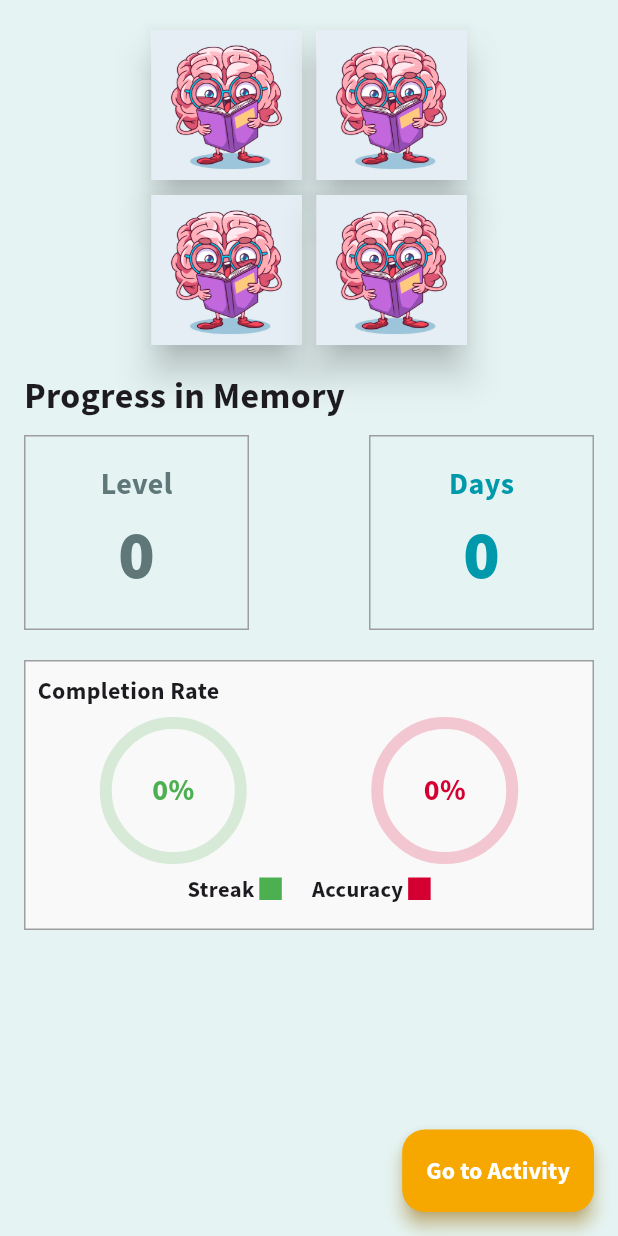
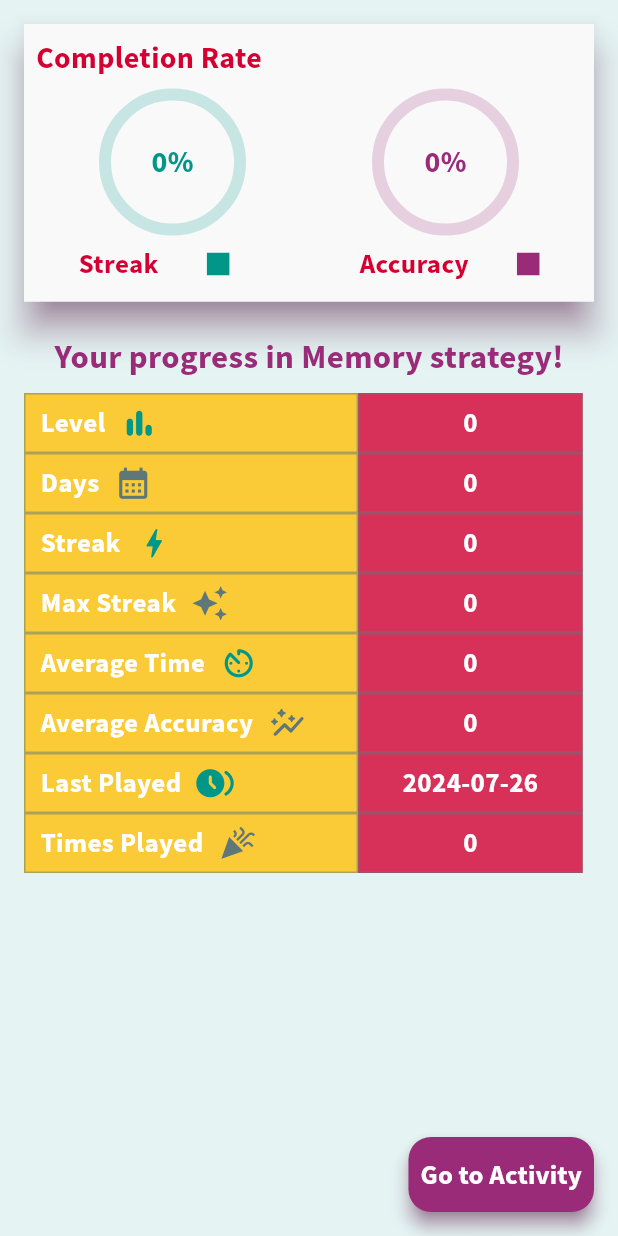
Before and after one commit to JohnNixon6972/EPIC-Think-Learn, a Flutter app: the StrategyDetail screen opened directly with empty values, on a phone screen of 412 x 824 dp. Run offline on Flutter 3.47's test engine with Material 3 defaults, Android fonts, the phone set to English and light mode, and no system bars; our stand-ins replace animated_text_kit, cached_network_image, cloud_firestore, confetti, date_picker_timeline, firebase_auth and 20 more; missing offline and left inert: circular_reveal_animation, morphable_shape, spring; accounts and stored records are empty; network calls fail.

Commit message:
updated strategy details and activity overview page

```diff
--- a/epic/lib/features/strategies/widgets/activity_overview.dart
+++ b/epic/lib/features/strategies/widgets/activity_overview.dart
@@ -26,8 +26,8 @@ class ActivityOverview extends ConsumerWidget {
       floatingActionButton: TextButton(
         style: TextButton.styleFrom(
           elevation: 5,
-          shadowColor: AppConstants.primaryButtonColor,
-          backgroundColor: AppConstants.primaryButtonColor,
+          shadowColor: model.strategy.color,
+          backgroundColor: model.strategy.color,
           padding: const EdgeInsets.all(16),
           shape: RoundedRectangleBorder(
             borderRadius: BorderRadius.circular(15),
@@ -63,24 +63,27 @@ class ActivityOverview extends ConsumerWidget {
                       const Text(
                         'Activity',
                         style: TextStyle(
-                            fontSize: 18, fontWeight: FontWeight.bold),
+                          fontSize: 18,
+                          fontWeight: FontWeight.bold,
+                          color: AppConstants.secondaryBackgroundColor,
+                        ),
                       ),
                       Text(
                         game.name,
                         style: const TextStyle(
-                            fontSize: 32,
+                            fontSize: 26,
                             color: AppConstants.primaryColor,
                             fontWeight: FontWeight.bold),
                       ),
                     ],
                   ),
                   ClipRRect(
-                      borderRadius: BorderRadius.circular(10),
-                      child: Image(
-                        image: AssetImage(game.image),
-                        height: 90,
-                        fit: BoxFit.cover,
-                      )),
+                    borderRadius: BorderRadius.circular(10),
+                    child: Image.asset(
+                      "assets/images/strategies/${model.strategy.name}.png",
+                      height: 90,
+                    ),
+                  ),
                 ],
               ),
               const SizedBox(
--- a/epic/lib/features/strategies/widgets/number_box.dart
+++ b/epic/lib/features/strategies/widgets/number_box.dart
@@ -1,40 +1,78 @@
+import 'package:epic/cores/app_constants.dart';
 import 'package:flutter/material.dart';
 
 class NumberBox extends StatelessWidget {
   final String label;
   final String value;
   final Color color;
+  final IconData icon;
 
   const NumberBox({
     required this.label,
     required this.value,
     required this.color,
+    required this.icon,
     super.key,
   });
 
   @override
   Widget build(BuildContext context) {
-    return Container(
+    return Row(
+      children: [
+        Container(
           decoration: BoxDecoration(
-        border: Border.all(color: Colors.grey),
+            border: Border.all(
+              color: AppConstants.secondaryTextColor.withOpacity(0.5),
             ),
-      height: 130,
-      width: 150,
-      child: Column(
-        mainAxisAlignment: MainAxisAlignment.center,
+            color: AppConstants.secondaryColor.withOpacity(0.8),
+          ),
+          height: 40,
+          width: MediaQuery.of(context).size.width / 1.85,
+          child: Center(
+            child: Row(
               children: [
+                SizedBox(
+                  width: 10,
+                ),
                 Text(
                   label,
                   style: TextStyle(
-                fontSize: 20, fontWeight: FontWeight.bold, color: color),
+                    fontSize: 18,
+                    color: AppConstants.primaryTextColor,
+                    fontWeight: FontWeight.bold,
                   ),
-          Text(
+                ),
+                const SizedBox(width: 10),
+                Icon(
+                  icon,
+                  color: color,
+                  size: 25,
+                ),
+              ],
+            ),
+          ),
+        ),
+        Container(
+          decoration: BoxDecoration(
+            border: Border.all(
+              color: AppConstants.secondaryTextColor.withOpacity(0.5),
+            ),
+            color: AppConstants.primaryColor.withOpacity(0.8),
+          ),
+          height: 40,
+          width: MediaQuery.of(context).size.width / 2.75,
+          child: Center(
+            child: Text(
               value,
               style: TextStyle(
-                fontSize: 45, fontWeight: FontWeight.w900, color: color),
-          )
+                fontSize: 18,
+                color: AppConstants.primaryTextColor,
+                fontWeight: FontWeight.bold,
+              ),
+            ),
+          ),
+        ),
       ],
-      ),
     );
   }
 }
--- a/epic/lib/features/strategies/widgets/strategy_detail.dart
+++ b/epic/lib/features/strategies/widgets/strategy_detail.dart
@@ -25,12 +25,14 @@ class StrategyDetail extends ConsumerWidget {
   Widget build(BuildContext context, WidgetRef ref) {
     return Scaffold(
       backgroundColor: AppConstants.tertiaryColor.withOpacity(0.1),
-      floatingActionButton: TextButton(
+      floatingActionButton: SizedBox(
+        height: 50,
+        child: TextButton(
           style: TextButton.styleFrom(
             elevation: 5,
-          shadowColor: AppConstants.primaryButtonColor,
-          backgroundColor: AppConstants.primaryButtonColor,
-          padding: const EdgeInsets.all(16),
+            shadowColor: model.strategy.color,
+            backgroundColor: model.strategy.color,
+            padding: const EdgeInsets.all(8),
             shape: RoundedRectangleBorder(
               borderRadius: BorderRadius.circular(15),
             ),
@@ -41,108 +43,35 @@ class StrategyDetail extends ConsumerWidget {
           child: const Text(
             'Go to Activity',
             style: TextStyle(
-              fontSize: 16,
+              fontSize: 18,
               color: AppConstants.primaryTextColor,
-              fontWeight: FontWeight.bold),
+              fontWeight: FontWeight.bold,
+            ),
+          ),
         ),
       ),
       body: Column(
-        crossAxisAlignment: CrossAxisAlignment.start,
         children: [
-          const SizedBox(
-            height: 20,
-          ),
-          Row(
-            mainAxisAlignment: MainAxisAlignment.center,
-            children: [
-              Spring.rotate(
-                springController: springController,
-                alignment: Alignment.bottomCenter,
-                startAngle: 0,
-                endAngle: 360,
-                curve: Curves.easeInBack,
-                animDuration: const Duration(seconds: 3),
-                child: HeroAnimation(model: model),
-              ),
-              const SizedBox(
-                width: 10,
-              ),
-              Spring.rotate(
-                alignment: Alignment.bottomCenter,
-                startAngle: 360,
-                endAngle: 0,
-                curve: Curves.easeInBack,
-                animDuration: const Duration(seconds: 3),
-                child: HeroAnimation(model: model),
-              ),
-            ],
-          ),
-          const SizedBox(
-            height: 10,
-          ),
-          Row(
-            mainAxisAlignment: MainAxisAlignment.center,
-            children: [
-              Spring.rotate(
-                alignment: Alignment.bottomCenter,
-                startAngle: 0,
-                endAngle: 360,
-                curve: Curves.easeInBack, //def=1s
-                animDuration: const Duration(seconds: 3),
-                child: HeroAnimation(model: model),
-              ),
-              const SizedBox(
-                width: 10,
-              ),
-              Spring.rotate(
-                alignment: Alignment.bottomCenter,
-                startAngle: 360,
-                endAngle: 0,
-                animDuration: const Duration(seconds: 3),
-                curve: Curves.easeInBack,
-                child: HeroAnimation(model: model),
-              ),
-            ],
-          ),
+          // Center(
+          //   child: Image.asset(
+          //     "assets/images/strategies/${model.strategy.name}.png",
+          //     height: 150,
+          //   ),
+          // ),
+
           Padding(
             padding: const EdgeInsets.all(16.0),
             child: Column(
-              crossAxisAlignment: CrossAxisAlignment.start,
               children: [
-                Text(
-                  'Progress in ${model.strategy.name}',
-                  style: const TextStyle(
-                    fontSize: 24,
-                    fontWeight: FontWeight.bold,
-                  ),
-                ),
-                const SizedBox(
-                  height: 10,
-                ),
-                Row(
-                  mainAxisAlignment: MainAxisAlignment.spaceBetween,
-                  children: [
-                    NumberBox(
-                      label: 'Level',
-                      value: model.level.toString(),
-                      color: AppConstants.secondaryTextColor,
-                    ),
-                    NumberBox(
-                      label: 'Days',
-                      value: model.days.toString(),
-                      color: AppConstants.secondaryBackgroundColor,
-                    )
-                  ],
-                ),
-                const SizedBox(
-                  height: 20,
-                ),
-                Container(
+                Material(
+                  elevation: 10,
+                  shadowColor: model.strategy.color,
+                  child: Container(
                     width: double.infinity,
-                  height: 180,
-                  decoration: BoxDecoration(
+                    height: 185,
+                    decoration: const BoxDecoration(
                       color: AppConstants.primaryBackgroundColor,
-                    border: Border.all(color: Colors.grey),
+                      // border: Border.all(color: Colors.grey),
                     ),
                     child: Padding(
                       padding: const EdgeInsets.all(8.0),
@@ -152,7 +81,10 @@ class StrategyDetail extends ConsumerWidget {
                           const Text(
                             'Completion Rate',
                             style: TextStyle(
-                              fontSize: 16, fontWeight: FontWeight.bold),
+                              fontSize: 20,
+                              fontWeight: FontWeight.bold,
+                              color: AppConstants.primaryColor,
+                            ),
                           ),
                           const SizedBox(
                             height: 10,
@@ -162,47 +94,119 @@ class StrategyDetail extends ConsumerWidget {
                             children: [
                               CircularProgressBar(
                                 progress: model.streak,
-                              color: Colors.green,
+                                color: AppConstants.tertiaryColor,
                               ),
                               CircularProgressBar(
                                 progress: model.averageAccuracy,
-                                color: AppConstants.primaryColor),
+                                color: model.strategy.color,
+                              ),
                             ],
                           ),
                           const SizedBox(
                             height: 10,
                           ),
                           Row(
-                          mainAxisAlignment: MainAxisAlignment.center,
+                            mainAxisAlignment: MainAxisAlignment.spaceEvenly,
                             children: [
                               const Text(
                                 'Streak ',
                                 style: TextStyle(
-                                  fontSize: 15, fontWeight: FontWeight.bold),
+                                  fontSize: 18,
+                                  fontWeight: FontWeight.bold,
+                                  color: AppConstants.primaryColor,
+                                ),
                               ),
                               Container(
                                 height: 15,
                                 width: 15,
-                              color: Colors.green,
+                                color: AppConstants.tertiaryColor,
                               ),
                               const SizedBox(
-                              width: 20,
+                                width: 30,
                               ),
                               const Text(
                                 'Accuracy ',
                                 style: TextStyle(
-                                  fontSize: 15, fontWeight: FontWeight.bold),
+                                  fontSize: 18,
+                                  fontWeight: FontWeight.bold,
+                                  color: AppConstants.primaryColor,
+                                ),
                               ),
                               Container(
                                 height: 15,
                                 width: 15,
-                              color: AppConstants.primaryColor,
+                                color: model.strategy.color,
                               ),
                             ],
                           )
                         ],
                       ),
                     ),
+                  ),
+                ),
+                const SizedBox(
+                  height: 20,
+                ),
+                Text(
+                  'Your progress in ${model.strategy.name} strategy!',
+                  style: TextStyle(
+                    fontSize: 22,
+                    fontWeight: FontWeight.bold,
+                    color: model.strategy.color,
+                    // letterSpacing: 2,
+                  ),
+                ),
+                const SizedBox(
+                  height: 10,
+                ),
+                NumberBox(
+                  label: 'Level',
+                  value: model.level.toString(),
+                  color: AppConstants.tertiaryColor,
+                  icon: Icons.bar_chart_rounded,
+                ),
+                NumberBox(
+                  label: 'Days',
+                  value: model.days.toString(),
+                  color: AppConstants.secondaryTextColor,
+                  icon: Icons.calendar_month,
+                ),
+                NumberBox(
+                  label: 'Streak',
+                  value: model.streak.toString(),
+                  color: AppConstants.tertiaryColor,
+                  icon: Icons.bolt,
+                ),
+                NumberBox(
+                  label: 'Max Streak',
+                  value: model.maxStreak.toString(),
+                  color: AppConstants.secondaryTextColor,
+                  icon: Icons.auto_awesome,
+                ),
+                NumberBox(
+                  label: 'Average Time',
+                  value: model.averageTime.toString(),
+                  color: AppConstants.tertiaryColor,
+                  icon: Icons.av_timer_rounded,
+                ),
+                NumberBox(
+                  label: 'Average Accuracy',
+                  value: model.averageAccuracy.toString(),
+                  color: AppConstants.secondaryTextColor,
+                  icon: Icons.auto_graph_rounded,
+                ),
+                NumberBox(
+                  label: 'Last Played',
+                  value:
+                      model.lastPlayed.toString().substring(0).substring(0, 10),
+                  color: AppConstants.tertiaryColor,
+                  icon: Icons.browse_gallery_rounded,
+                ),
+                NumberBox(
+                  label: 'Times Played',
+                  value: model.timesPlayed.toString(),
+                  color: AppConstants.secondaryTextColor,
+                  icon: Icons.celebration,
                 ),
               ],
             ),
@@ -213,24 +217,24 @@ class StrategyDetail extends ConsumerWidget {
   }
 }
 
-class HeroAnimation extends StatelessWidget {
-  const HeroAnimation({
-    super.key,
-    required this.model,
-  });
+// class HeroAnimation extends StatelessWidget {
+//   const HeroAnimation({
+//     super.key,
+//     required this.model,
+//   });
 
-  final StrategyModel model;
+//   final StrategyModel model;
 
-  @override
-  Widget build(BuildContext context) {
-    return Material(
-      elevation: 10,
-      child: Image(
-        image: AssetImage(model.strategy.image),
-        width: 100,
-        height: 100,
-        fit: BoxFit.cover,
-      ),
-    );
-  }
-}
+//   @override
+//   Widget build(BuildContext context) {
+//     return Material(
+//       elevation: 10,
+//       child: Image(
+//         image: AssetImage(model.strategy.image),
+//         width: 100,
+//         height: 100,
+//         fit: BoxFit.cover,
+//       ),
+//     );
+//   }
+// }
```
Lines whose indentation alone changed are shown as unchanged.
